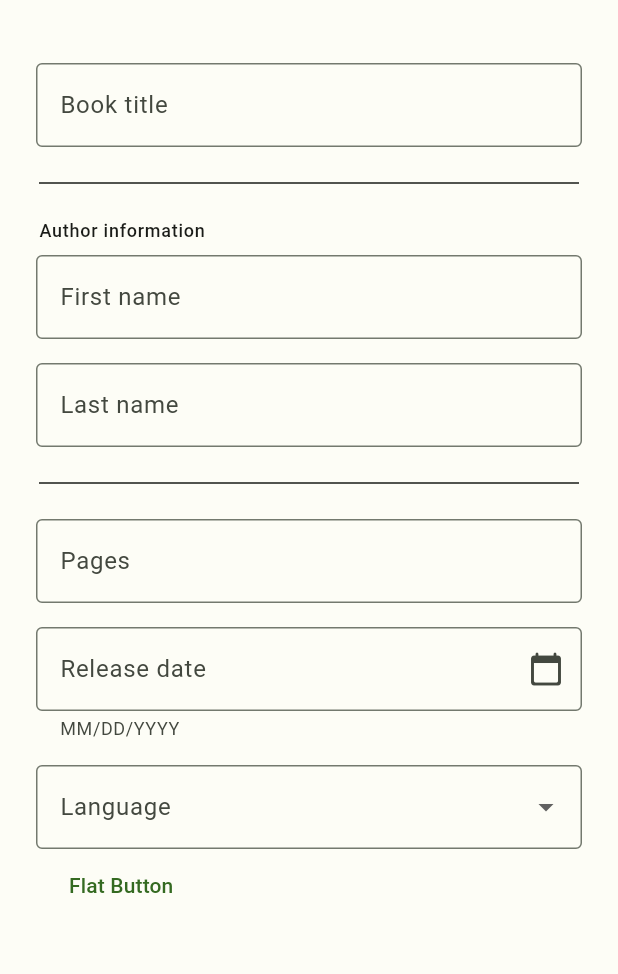
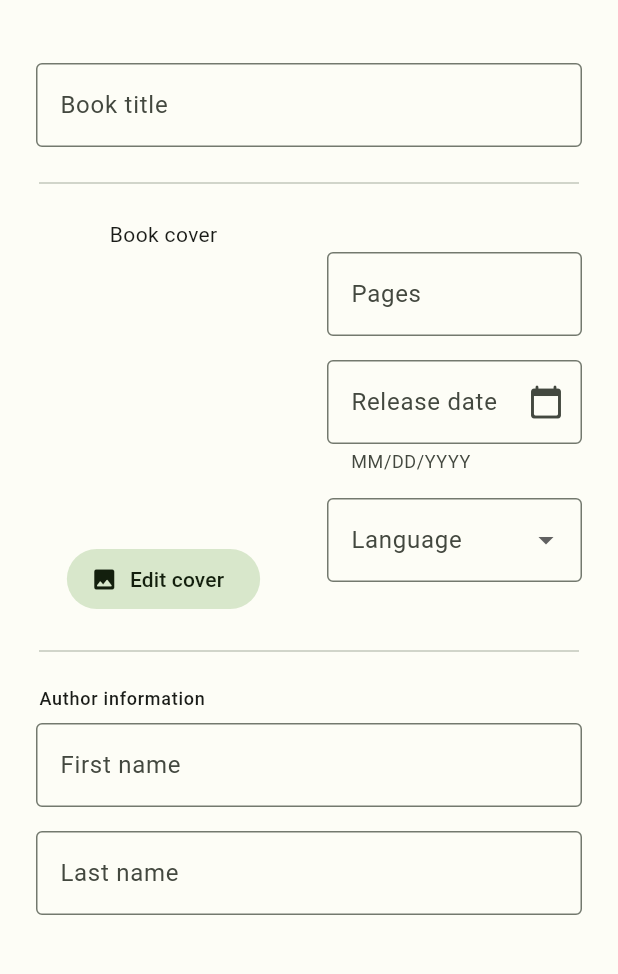
Before and after one commit to thibaultSoulabaille/bookshelf_flutter, a Flutter app: the Books screen opened directly, after a tap on "add book", on a phone screen of 412 x 824 dp, the part 57-1031 px from its top. Run offline on Flutter 3.47's test engine with Material 2 defaults, Android fonts, the phone set to English and light mode, and no system bars; our stand-ins replace image_picker, shared_preferences, sqflite; accounts and stored records are empty.

Commit message:
implement book covers + various UI changes

```diff
--- a/lib/main.dart
+++ b/lib/main.dart
@@ -84,8 +84,9 @@ ThemeData themeData(ColorScheme colorScheme) {
     ),
     dialogBackgroundColor: ElevationOverlay.applySurfaceTint(
         colorScheme.surface, colorScheme.surfaceTint, 3),
-    dividerTheme: const DividerThemeData(
+    dividerTheme: DividerThemeData(
       thickness: 1,
+      color: colorScheme==darkColorScheme ? const Color(0xFF43483F) : const Color(0xFFC3C8BB),
     ),
     radioTheme: RadioThemeData(
       fillColor: MaterialStateColor.resolveWith((states) =>
--- a/lib/pages/books.dart
+++ b/lib/pages/books.dart
@@ -68,6 +68,8 @@ class _BooksState extends State<Books> {
       int bookId,
       String bookTitle,
       Uint8List bookCover,
+      String authorFirstName,
+      String authorLastName,
       int bookPages,
       int bookReleaseDate,
       String bookLanguage) {
@@ -104,8 +106,7 @@ class _BooksState extends State<Books> {
                 style: Theme.of(context).textTheme.bodyMedium,
               ),
             ),
-            Divider(
-              color: Theme.of(context).colorScheme.outline,
+            const Divider(
               indent: 16,
               endIndent: 16,
             ),
@@ -164,8 +165,15 @@ class _BooksState extends State<Books> {
               leading: const Icon(Icons.edit_rounded),
               title: Text('Edit', style: Theme.of(context).textTheme.bodyLarge),
               onTap: () async {
-                await Navigator.of(context).push(_createRoute(bookId, bookTitle,
-                    bookCover, bookPages, bookReleaseDate, bookLanguage));
+                await Navigator.of(context).push(_createRoute(
+                    bookId,
+                    bookTitle,
+                    bookCover,
+                    authorFirstName,
+                    authorLastName,
+                    bookPages,
+                    bookReleaseDate,
+                    bookLanguage));
                 refreshBooks();
                 Navigator.of(context).pop();
               },
@@ -233,6 +241,8 @@ class _BooksState extends State<Books> {
                     books[index].id!,
                     books[index].title,
                     books[index].cover,
+                    authors[index].firstName,
+                    authors[index].lastName,
                     books[index].nPages,
                     books[index].releaseDateTimestamp,
                     books[index].language);
@@ -253,8 +263,8 @@ class _BooksState extends State<Books> {
       floatingActionButton: FloatingActionButton.extended(
         icon: const Icon(Icons.add_rounded),
         onPressed: () async {
-          await Navigator.of(context)
-              .push(_createRoute(0, '', Uint8List.fromList([]), 0, 0, ''));
+          await Navigator.of(context).push(
+              _createRoute(0, '', Uint8List.fromList([]), '', '', 0, 0, ''));
           refreshBooks();
         },
         label: const Text("add book"),
@@ -284,7 +294,10 @@ class BookListTile extends StatelessWidget {
         children: [
           Card(
             elevation: 0,
-            color: Theme.of(context).colorScheme.surface,
+            color: ElevationOverlay.applySurfaceTint(
+                Theme.of(context).colorScheme.surface,
+                Theme.of(context).colorScheme.surfaceTint,
+                0),
             shape: RoundedRectangleBorder(
               side: BorderSide(
                 color: Theme.of(context).colorScheme.outline,
@@ -297,8 +310,11 @@ class BookListTile extends StatelessWidget {
               children: [
                 ClipRRect(
                   borderRadius: const BorderRadius.only(
-                      topLeft: Radius.circular(12),
-                      bottomLeft: Radius.circular(12)), // Image border
+                    topLeft: Radius.circular(12),
+                    bottomLeft: Radius.circular(12),
+                    topRight: Radius.circular(12),
+                    bottomRight: Radius.circular(12),
+                  ), // Image border
                   child: SizedBox(
                     width: 75,
                     // height: 120,
@@ -333,12 +349,6 @@ class BookListTile extends StatelessWidget {
                     ),
                   ],
                 ),
-                /*Flexible(
-                  child: Text(
-                    "$bookPages pages",
-                    style: Theme.of(context).textTheme.labelSmall,
-                  ),
-                ),*/
               ],
             ),
           ),
@@ -348,11 +358,25 @@ class BookListTile extends StatelessWidget {
   }
 }
 
-Route _createRoute(int bookId, String bookTitle, Uint8List bookCover,
-    int bookPages, int bookReleaseDate, String bookLanguage) {
+Route _createRoute(
+    int bookId,
+    String bookTitle,
+    Uint8List bookCover,
+    String authorFirstName,
+    String authorLastName,
+    int bookPages,
+    int bookReleaseDate,
+    String bookLanguage) {
   return PageRouteBuilder(
     pageBuilder: (context, animation, secondaryAnimation) => EditBook(
-        bookId, bookTitle, bookCover, bookPages, bookReleaseDate, bookLanguage),
+        bookId,
+        bookTitle,
+        bookCover,
+        authorFirstName,
+        authorLastName,
+        bookPages,
+        bookReleaseDate,
+        bookLanguage),
     fullscreenDialog: true,
     transitionsBuilder: (context, animation, secondaryAnimation, child) {
       const begin = Offset(0.0, 1.0);
--- a/lib/pages/edit_book.dart
+++ b/lib/pages/edit_book.dart
@@ -14,13 +14,22 @@ import 'dart:io';
 class EditBook extends StatefulWidget {
   final int bookId;
   final String bookTitle;
-  final Uint8List cover;
+  final Uint8List bookCover;
+  final String authorFirstName;
+  final String authorLastName;
   final int bookPages;
   final int bookReleaseDate;
   final String bookLanguage;
 
-  const EditBook(this.bookId, this.bookTitle, this.cover, this.bookPages,
-      this.bookReleaseDate, this.bookLanguage,
+  const EditBook(
+      this.bookId,
+      this.bookTitle,
+      this.bookCover,
+      this.authorFirstName,
+      this.authorLastName,
+      this.bookPages,
+      this.bookReleaseDate,
+      this.bookLanguage,
       {super.key});
 
   @override
@@ -153,93 +162,78 @@ class _EditBookState extends State<EditBook> {
                     indent: 2,
                     endIndent: 2,
                   ),
-                  Container(
-                    padding: const EdgeInsets.only(bottom: 8, left: 2),
-                    child: Text(
-                      "Author information",
-                      style: Theme.of(context).textTheme.labelMedium,
+                  Row(
+                    children: [
+                      Expanded(
+                        child: Column(
+                          children: [
+                            ClipRRect(
+                              borderRadius: const BorderRadius.all(
+                                Radius.circular(4),
+                              ), // Image border
+                              child: SizedBox(
+                                // width: 200,
+                                height: 208,
+                                // Image radius
+                                child: bookId == 0 ? const Text("Book cover") : Image.memory(
+                                  widget.bookCover,
+                                  gaplessPlayback: true,
                                 ),
                               ),
-                  TextFormField(
-                    // initialValue: bookId == 0 ? null : widget.bookTitle,
-                    decoration: const InputDecoration(
-                      // filled: true,
-                      // fillColor: Theme.of(context).colorScheme.surfaceVariant,
-                      labelText: 'First name',
-                      border: OutlineInputBorder(),
                             ),
-                    validator: (value) {
-                      if (value == null || value.isEmpty) {
-                        return "Please enter the author's first name.";
+                            const Padding(
+                              padding: EdgeInsets.only(bottom: 8),
+                            ),
+                            TextButton.icon(
+                              icon: const Icon(Icons.image_rounded, size: 18),
+                              label: const Text("Edit cover"),
+                              style: ButtonStyle(
+                                backgroundColor:
+                                    MaterialStateProperty.all<Color>(
+                                        Theme.of(context)
+                                            .colorScheme
+                                            .secondaryContainer),
+                                foregroundColor:
+                                    MaterialStateProperty.all<Color>(
+                                        Theme.of(context)
+                                            .colorScheme
+                                            .onSecondaryContainer),
+                                padding: MaterialStateProperty.all<
+                                        EdgeInsetsGeometry>(
+                                    const EdgeInsets.only(left: 16, right: 24)),
+                                fixedSize: MaterialStateProperty.all<Size>(
+                                    const Size.fromHeight(40)),
+                              ),
+                              onPressed: () async {
+                                XFile? pickedFile =
+                                    await ImagePicker().pickImage(
+                                  source: ImageSource.gallery,
+                                  maxWidth: 500,
+                                  maxHeight: 800,
+                                );
+                                if (pickedFile != null) {
+                                  setState(() {
+                                    File? imageFile = File(pickedFile.path);
+                                    bookCover = imageFile.readAsBytesSync();
+                                  });
                                 }
-                      return null;
                               },
-                    onSaved: (val) => setState(
-                      () {
-                        authorFirstName = val!.trim();
-                      },
+                            ),
+                          ],
                         ),
                       ),
                       const Padding(
                         padding: EdgeInsets.only(
-                      top: 16,
+                          left: 24,
                         ),
                       ),
+                      Expanded(
+                        child: Column(
+                          children: [
                             TextFormField(
-                    // initialValue: bookId == 0 ? null : widget.bookTitle,
-                    decoration: const InputDecoration(
-                      // filled: true,
-                      // fillColor: Theme.of(context).colorScheme.surfaceVariant,
-                      labelText: 'Last name',
-                      border: OutlineInputBorder(),
-                    ),
-                    validator: (value) {
-                      if (value == null || value.isEmpty) {
-                        return "Please enter the author's last name.";
-                      }
-                      return null;
-                    },
-                    onSaved: (val) => setState(
-                      () {
-                        authorLastName = val!.trim();
-                      },
-                    ),
-                  ),
-                  /*Row(
-                    children: [
-                      Flexible(
-                        child: TextFormField(
-                          // initialValue: bookId == 0 ? null : widget.bookTitle,
-                          decoration: const InputDecoration(
-                            // filled: true,
-                            // fillColor: Theme.of(context).colorScheme.surfaceVariant,
-                            labelText: 'First name',
-                            border: OutlineInputBorder(),
-                          ),
-                        ),
-                      ),
-                      const Padding(padding: EdgeInsets.only(left: 8)),
-                      Flexible(
-                        child: TextFormField(
-                          // initialValue: bookId == 0 ? null : widget.bookTitle,
-                          decoration: const InputDecoration(
-                            // filled: true,
-                            // fillColor: Theme.of(context).colorScheme.surfaceVariant,
-                            labelText: 'Last name',
-                            border: OutlineInputBorder(),
-                          ),
-                        ),
-                      )
-                    ],
-                  ),*/
-                  const Divider(
-                    height: 48,
-                    indent: 2,
-                    endIndent: 2,
-                  ),
-                  TextFormField(
-                    initialValue:
-                        bookId == 0 ? null : widget.bookPages.toString(),
+                              initialValue: bookId == 0
+                                  ? null
+                                  : widget.bookPages.toString(),
                               keyboardType: TextInputType.number,
                               inputFormatters: <TextInputFormatter>[
                                 FilteringTextInputFormatter.digitsOnly
@@ -284,7 +278,8 @@ class _EditBookState extends State<EditBook> {
                                 );
 
                                 if (pickedDate != null) {
-                        bookReleaseDate = pickedDate.millisecondsSinceEpoch;
+                                  bookReleaseDate =
+                                      pickedDate.millisecondsSinceEpoch;
                                   setState(() {
                                     _releaseDateController.text =
                                         DateFormat.yMd().format(pickedDate);
@@ -311,8 +306,8 @@ class _EditBookState extends State<EditBook> {
                                   Theme.of(context).colorScheme.surfaceTint,
                                   2),
                               value: bookId == 0 ? null : widget.bookLanguage,
-                    items:
-                        languages.map<DropdownMenuItem<String>>((String value) {
+                              items: languages.map<DropdownMenuItem<String>>(
+                                  (String value) {
                                 return DropdownMenuItem<String>(
                                   value: value,
                                   child: Text(value),
@@ -340,26 +335,68 @@ class _EditBookState extends State<EditBook> {
                                 border: OutlineInputBorder(),
                               ),
                             ),
-                  TextButton(
-                    onPressed: () async {
-                      XFile? pickedFile = await ImagePicker().pickImage(
-                        source: ImageSource.gallery,
-                        maxWidth: 200,
-                        maxHeight: 320,
-                      );
-                      if (pickedFile != null) {
-                        setState(() {
-                          File? imageFile = File(pickedFile.path);
-                          bookCover = imageFile.readAsBytesSync();
-                        });
+                          ],
+                        ),
+                      ),
+                    ],
+                  ),
+                  const Divider(
+                    height: 48,
+                    indent: 2,
+                    endIndent: 2,
+                  ),
+                  Container(
+                    padding: const EdgeInsets.only(bottom: 8, left: 2),
+                    child: Text(
+                      "Author information",
+                      style: Theme.of(context).textTheme.labelMedium,
+                    ),
+                  ),
+                  TextFormField(
+                    initialValue: bookId == 0 ? null : widget.authorFirstName,
+                    // initialValue: bookId == 0 ? null : widget.bookTitle,
+                    decoration: const InputDecoration(
+                      // filled: true,
+                      // fillColor: Theme.of(context).colorScheme.surfaceVariant,
+                      labelText: 'First name',
+                      border: OutlineInputBorder(),
+                    ),
+                    validator: (value) {
+                      if (value == null || value.isEmpty) {
+                        return "Please enter the author's first name.";
                       }
+                      return null;
                     },
-                    child: Container(
-                      padding: const EdgeInsets.symmetric(
-                          vertical: 5, horizontal: 10),
-                      child: const Text(
-                        'Flat Button',
+                    onSaved: (val) => setState(
+                      () {
+                        authorFirstName = val!.trim();
+                      },
                     ),
+                  ),
+                  const Padding(
+                    padding: EdgeInsets.only(
+                      top: 16,
+                    ),
+                  ),
+                  TextFormField(
+                    initialValue: bookId == 0 ? null : widget.authorLastName,
+                    // initialValue: bookId == 0 ? null : widget.bookTitle,
+                    decoration: const InputDecoration(
+                      // filled: true,
+                      // fillColor: Theme.of(context).colorScheme.surfaceVariant,
+                      labelText: 'Last name',
+                      border: OutlineInputBorder(),
+                    ),
+                    validator: (value) {
+                      if (value == null || value.isEmpty) {
+                        return "Please enter the author's last name.";
+                      }
+                      return null;
+                    },
+                    onSaved: (val) => setState(
+                      () {
+                        authorLastName = val!.trim();
+                      },
                     ),
                   ),
                 ],
```
Also changed, not shown: lib/db/bookshelf_database.dart (+25 -0 lines), lib/pages/shelves.dart (+45 -17 lines), lib/pages/test.dart (added, +65 -0 lines). Lines whose indentation alone changed are shown as unchanged.
